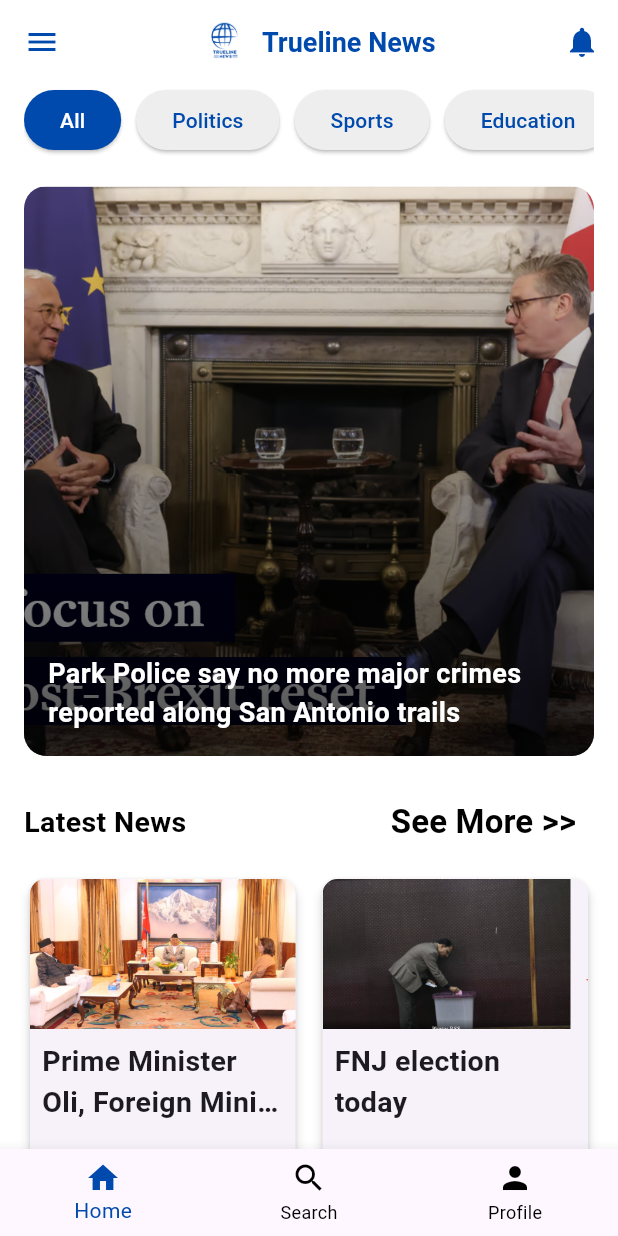
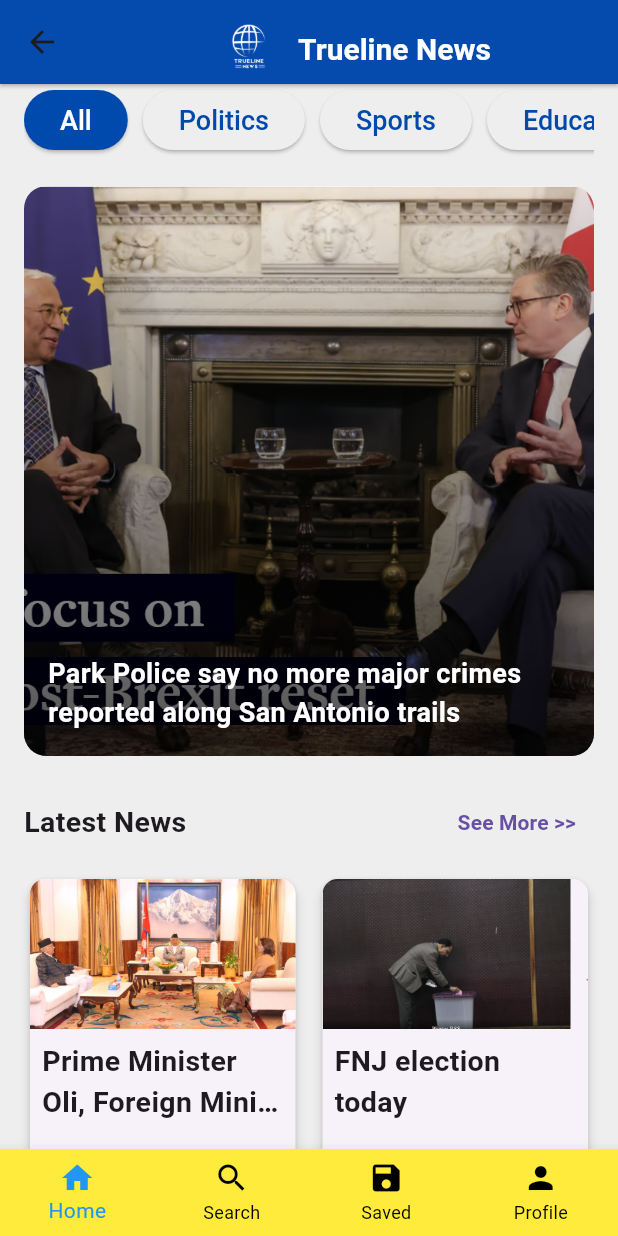
Before and after one commit to sandhyaNepal20/trueline_news_media, a Flutter app: the HomeScreen screen opened by its route, on a phone screen of 412 x 824 dp. Run offline on Flutter 3.47's test engine with Material 3 defaults, Android fonts, the light colour scheme and no system bars; Roboto replaces fonts that are missing (Montserrat Regular).

Commit message:
Creating screens and adding fonts

```diff
--- a/lib/app.dart
+++ b/lib/app.dart
@@ -1,5 +1,6 @@
 // import 'package:trueline_news_media/view/login_view.dart';
 import 'package:flutter/material.dart';
+import 'package:trueline_news_media/core/app_theme/app_theme.dart';
 import 'package:trueline_news_media/view/homepage_view.dart';
 import 'package:trueline_news_media/view/login_view.dart';
 import 'package:trueline_news_media/view/signup_view.dart';
@@ -12,7 +13,9 @@ class MyApp extends StatelessWidget {
   Widget build(BuildContext context) {
     return MaterialApp(
       debugShowCheckedModeBanner: false,
-      initialRoute: '/welcome', // Set the initial route to LoginPage
+      theme: getApplicationTheme(),
+
+      initialRoute: '/homepage', // Set the initial route to LoginPage
       routes: {
         '/welcome': (context) => const WelcomeView(),
         '/login': (context) => const LoginView(),
--- a/lib/view/homepage_view.dart
+++ b/lib/view/homepage_view.dart
@@ -1,4 +1,7 @@
 import 'package:flutter/material.dart';
+import 'package:trueline_news_media/view/profile_view.dart';
+import 'package:trueline_news_media/view/save_view.dart';
+import 'package:trueline_news_media/view/search_view.dart';
 
 class HomeScreen extends StatefulWidget {
   const HomeScreen({super.key});
@@ -8,6 +11,15 @@ class HomeScreen extends StatefulWidget {
 }
 
 class _HomeScreenState extends State<HomeScreen> {
+  int _selectedIndex = 0;
+
+  List<Widget> lstBottomScreen = [
+    const HomeScreen(),
+    const SearchView(),
+    const SaveView(),
+    const ProfileView(),
+  ];
+
   String selectedCategory = 'All'; // Track selected category
 
   final List<Map<String, String>> newsData = [
@@ -16,33 +28,26 @@ class _HomeScreenState extends State<HomeScreen> {
           'Prime Minister Oli, Foreign Minister Deuba brief President Paudel on China visit',
       'category': 'Politics',
       'date': '2024-12-12',
-      'image': 'lib/assets/images/news1.jpg',
+      'image': 'assets/images/news1.jpg',
     },
     {
       'title': 'FNJ election today',
       'category': 'Politics',
       'date': '2024-12-13',
-      'image': 'lib/assets/images/news6.png',
+      'image': 'assets/images/news6.png',
     },
     {
       'title':
           'Park Police say no more major crimes reported along San Antonio trails',
       'category': 'World News',
       'date': '2024-12-12',
-      'image': 'lib/assets/images/news5.png',
-    },
-    {
-      'title':
-          'Prime Minister Oli, Foreign Minister Deuba brief President Paudel on China visit',
-      'category': 'Politics',
-      'date': '2024-12-12',
-      'image': 'lib/assets/images/news1.jpg',
+      'image': 'assets/images/news5.png',
     },
     {
       'title': 'Goat Life: How Indian Cinema Neglects Social Issues',
       'category': 'World News',
       'date': '2024-11-30',
-      'image': 'lib/assets/images/news3.jpg',
+      'image': 'assets/images/news3.jpg',
     },
   ];
 
@@ -50,35 +55,31 @@ class _HomeScreenState extends State<HomeScreen> {
   Widget build(BuildContext context) {
     return SafeArea(
       child: Scaffold(
-        backgroundColor: Colors.white,
         appBar: AppBar(
-          elevation: 0,
-          backgroundColor: Colors.white,
-          leading: IconButton(
-            icon: const Icon(Icons.menu, color: Color(0xFF004AAD)),
-            onPressed: () {}, // Handle menu button
-          ),
-          title: Row(
+          title: Padding(
+            padding: const EdgeInsets.only(
+                top: 8.5), // Adjust the top padding as needed
+            child: Row(
               mainAxisAlignment: MainAxisAlignment.center,
               children: [
-              Image.asset('lib/assets/images/logo1.png', height: 40), // Logo
-              const SizedBox(width: 5),
+                Image.asset(
+                  'assets/images/logo.png',
+                  height: 50, // Adjust the height for better alignment
+                ),
+                const SizedBox(width: 8), // Space between logo and text
                 const Text(
                   'Trueline News',
                   style: TextStyle(
-                  fontSize: 18,
+                    fontSize: 20, // Font size for the text
                     fontWeight: FontWeight.bold,
-                  color: Color(0xFF004AAD),
+                    color: Colors.white,
                   ),
                 ),
               ],
             ),
-          actions: [
-            IconButton(
-              icon: const Icon(Icons.notifications, color: Color(0xFF004AAD)),
-              onPressed: () {}, // Handle notifications
           ),
-          ],
+          centerTitle: true,
+          elevation: 1,
         ),
         body: SingleChildScrollView(
           child: Padding(
@@ -106,11 +107,11 @@ class _HomeScreenState extends State<HomeScreen> {
                   decoration: BoxDecoration(
                     borderRadius: BorderRadius.circular(15),
                     image: const DecorationImage(
-                      image: AssetImage('lib/assets/images/news7.png'),
+                      image: AssetImage('assets/images/news7.png'),
                       fit: BoxFit.cover,
                     ),
                   ),
-                  height: 380, // Increased height for a larger panel
+                  height: 380,
                   child: Container(
                     decoration: BoxDecoration(
                       borderRadius: BorderRadius.circular(15),
@@ -123,18 +124,17 @@ class _HomeScreenState extends State<HomeScreen> {
                         ],
                       ),
                     ),
-                    child: Padding(
-                      padding: const EdgeInsets.all(16),
+                    child: const Padding(
+                      padding: EdgeInsets.all(16),
                       child: Column(
                         mainAxisAlignment: MainAxisAlignment.end,
                         crossAxisAlignment: CrossAxisAlignment.start,
-                        children: const [
+                        children: [
                           Text(
                             'Park Police say no more major crimes reported along San Antonio trails',
                             style: TextStyle(
                               color: Colors.white,
-                              fontSize:
-                                  18, // Adjusted text size for better visibility
+                              fontSize: 18,
                               fontWeight: FontWeight.bold,
                             ),
                           ),
@@ -154,7 +154,6 @@ class _HomeScreenState extends State<HomeScreen> {
                       style: TextStyle(
                         fontSize: 19,
                         fontWeight: FontWeight.bold,
-                        color: Colors.black,
                       ),
                     ),
                     TextButton(
@@ -162,24 +161,23 @@ class _HomeScreenState extends State<HomeScreen> {
                       child: const Text(
                         'See More >>',
                         style: TextStyle(
-                          color: Colors.black,
                           fontWeight: FontWeight.bold,
-                          fontSize: 22,
                         ),
                       ),
                     ),
                   ],
                 ),
                 const SizedBox(height: 10),
+
                 // News Grid
                 GridView.builder(
                   shrinkWrap: true,
                   physics: const NeverScrollableScrollPhysics(),
                   gridDelegate: const SliverGridDelegateWithFixedCrossAxisCount(
-                    crossAxisCount: 2, // Two columns
+                    crossAxisCount: 2,
                     crossAxisSpacing: 10,
                     mainAxisSpacing: 10,
-                    childAspectRatio: 0.8, // Adjusted aspect ratio
+                    childAspectRatio: 0.8,
                   ),
                   itemCount: newsData.length,
                   itemBuilder: (context, index) {
@@ -196,9 +194,8 @@ class _HomeScreenState extends State<HomeScreen> {
             ),
           ),
         ),
-
-        // Bottom Navigation Bar
         bottomNavigationBar: BottomNavigationBar(
+          type: BottomNavigationBarType.fixed,
           items: const [
             BottomNavigationBarItem(
               icon: Icon(Icons.home),
@@ -209,12 +206,23 @@ class _HomeScreenState extends State<HomeScreen> {
               label: 'Search',
             ),
             BottomNavigationBarItem(
+              icon: Icon(Icons.save),
+              label: 'Saved',
+            ),
+            BottomNavigationBarItem(
               icon: Icon(Icons.person),
               label: 'Profile',
             ),
           ],
-          selectedItemColor: const Color(0xFF004AAD),
+          backgroundColor: Colors.yellow,
+          selectedItemColor: Colors.blue,
           unselectedItemColor: Colors.black,
+          currentIndex: _selectedIndex,
+          onTap: (index) {
+            setState(() {
+              _selectedIndex = index;
+            });
+          },
         ),
       ),
     );
@@ -292,7 +300,6 @@ class _HomeScreenState extends State<HomeScreen> {
                   '$category - $date',
                   style: const TextStyle(
                     fontSize: 12,
-                    color: Colors.black,
                   ),
                 ),
               ],
--- a/lib/view/search_view.dart
+++ b/lib/view/search_view.dart
@@ -5,6 +5,10 @@ class SearchView extends StatelessWidget {
 
   @override
   Widget build(BuildContext context) {
-    return const Placeholder();
+    return Scaffold(
+      appBar: AppBar(
+        title: const Text('This is Search page'),
+      ),
+    );
   }
 }
```
Also changed, not shown: lib/core/app_theme/app_theme.dart (added, +29 -0 lines), lib/view/login_view.dart (+10 -5 lines), lib/view/profile_view.dart (+11 -2 lines), lib/view/save_view.dart (added, +19 -0 lines), lib/view/welcome_view.dart (+8 -8 lines), pubspec.yaml (+26 -6 lines), assets/fonts/Montserrat-Bold.ttf (added), assets/fonts/Montserrat-Italic.ttf (added), assets/fonts/Montserrat-Regular.ttf (added), assets/images/logo.png (renamed from lib/assets/images/logo.png), assets/images/logo1.png (renamed from lib/assets/images/logo1.png), assets/images/news1.jpg (renamed from lib/assets/images/news1.jpg), assets/images/news2.jpg (renamed from lib/assets/images/news2.jpg), assets/images/news3.jpg (renamed from lib/assets/images/news3.jpg), 3 more files. Lines whose indentation alone changed are shown as unchanged.
